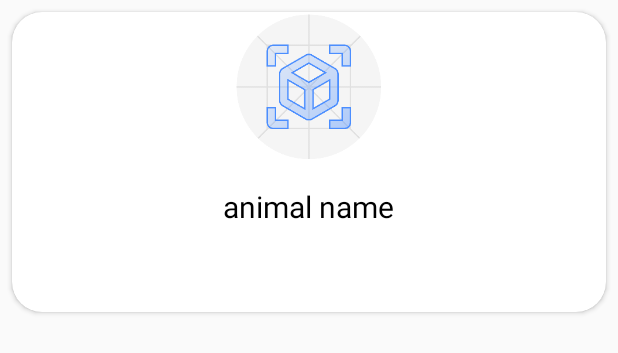
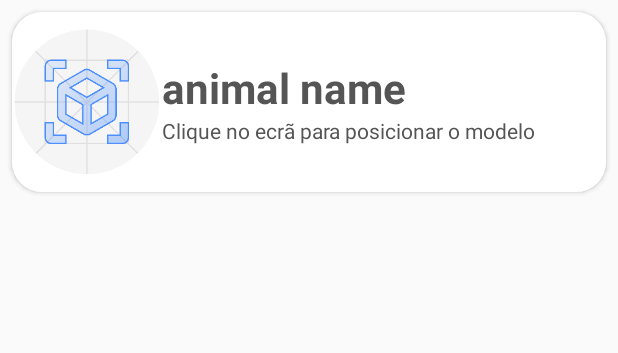
Before and after one commit to pedroei/zoo_iee, an Android app: the layout item.xml on its own in the app's theme, with its tools: preview values and no code run, on a phone screen of 412 x 824 dp. Shown: the top 353 px of the screen. Run offline under Robolectric (Android 15) with nearby library versions, the phone set to English and light mode, and no system bars; network calls fail.

Commit message:
style(view): card view design

```diff
--- a/samples/gltf/app/src/main/res/layout/activity_ux.xml
+++ b/samples/gltf/app/src/main/res/layout/activity_ux.xml
@@ -30,7 +30,7 @@
       android:layout_width="match_parent"
       android:overScrollMode="never"
       android:layout_alignParentBottom="true"
-      android:layout_height="216dp">
+      android:layout_height="136dp">
   </android.support.v4.view.ViewPager>
 
 </RelativeLayout>
--- a/samples/gltf/app/src/main/res/layout/item.xml
+++ b/samples/gltf/app/src/main/res/layout/item.xml
@@ -6,30 +6,45 @@
     android:layout_height="match_parent">
     <android.support.v7.widget.CardView
         android:layout_width="match_parent"
-        android:layout_height="200dp"
+        android:layout_height="120dp"
         android:layout_margin="8dp"
         app:cardCornerRadius="20dp">
         <RelativeLayout
             android:layout_width="match_parent"
-            android:layout_height="200dp">
+            android:background="#ffffff"
+            android:layout_height="120dp">
             <ImageView
                 android:id="@+id/image_"
                 android:src="@drawable/ic_launcher"
-                android:layout_width="match_parent"
+                android:layout_width="100dp"
+                android:layout_centerVertical="true"
                 android:layout_height="100dp">
             </ImageView>
-            <TextView
-                android:id="@+id/title_"
+            <RelativeLayout
                 android:layout_width="wrap_content"
                 android:layout_height="wrap_content"
-                android:layout_centerHorizontal="true"
-                android:layout_marginTop="16dp"
-                android:layout_below="@+id/image_"
-                android:textColor="#000000"
-                android:text="animal name"
-                android:textSize="20sp"
-                >
-            </TextView>
+                android:layout_centerVertical="true"
+                android:layout_toRightOf="@+id/image_">
+                <TextView
+                    android:id="@+id/title_"
+                    android:layout_width="wrap_content"
+                    android:layout_height="wrap_content"
+                    android:textColor="#555555"
+                    android:text="animal name"
+                    android:textStyle="bold"
+                    android:textSize="28sp">
+                </TextView>
+                <TextView
+                    android:id="@+id/sub_"
+                    android:layout_width="wrap_content"
+                    android:layout_height="wrap_content"
+                    android:textColor="#555555"
+                    android:text="Clique no ecrã para posicionar o modelo"
+                    android:textSize="14sp"
+                    android:layout_below="@+id/title_">
+                </TextView>
+            </RelativeLayout>
+
         </RelativeLayout>
 
     </android.support.v7.widget.CardView>
```
